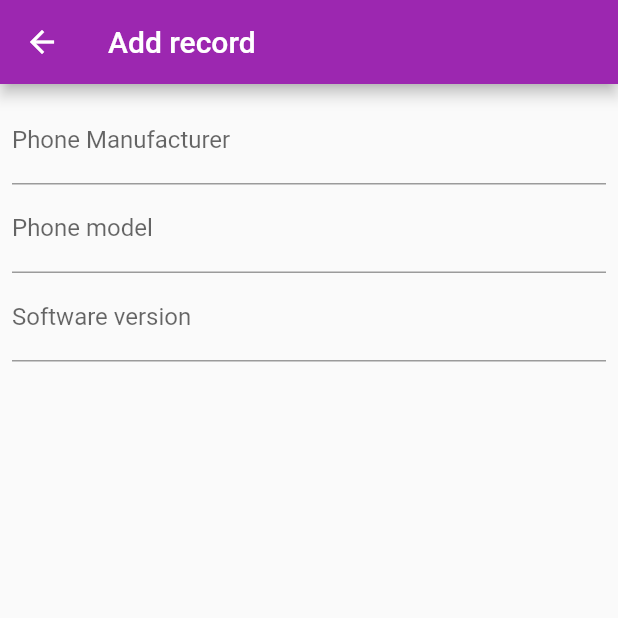
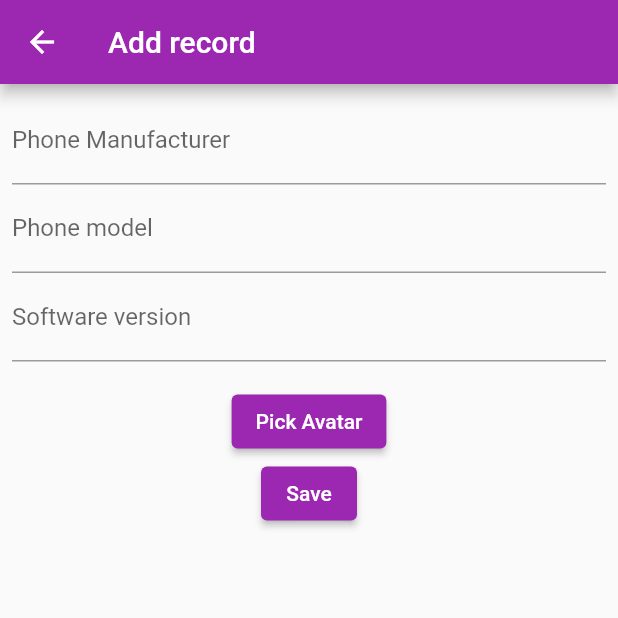
Before and after one commit to Gornius/flutter-app-2, a Flutter app: the PhoneEditPage screen opened directly, on a phone screen of 412 x 824 dp, the top half of it. Run offline on Flutter 3.47's test engine with Material 2 defaults, Android fonts, the phone set to English and light mode, and no system bars; our stand-ins replace image_picker, sqflite; accounts and stored records are empty.

```diff
--- a/lib/main.dart
+++ b/lib/main.dart
@@ -1,4 +1,7 @@
+import 'dart:convert';
+import 'dart:io';
 import 'package:flutter/material.dart';
+import 'package:image_picker/image_picker.dart';
 import 'database.dart';
 import 'dart:developer';
 
@@ -56,11 +59,26 @@ class _HomeScreenState extends State<HomeScreen> {
   Widget _buildPhoneList() {
     return ListView.builder(
       itemCount: _phoneList.length,
-      itemBuilder: (context, i) => Card(
+      itemBuilder: (context, i) => GestureDetector(
+        onTap: () {
+          Navigator.push(
+            context,
+            MaterialPageRoute(
+              builder: (context) => PhoneEditPage(
+                phone: _phoneList[i],
+              ),
+            ),
+          ).then((value) {
+            _loadPhoneList();
+            build(context);
+          });
+        },
+        child: Card(
           color: Colors.purple,
           margin: const EdgeInsets.only(top: 16.0, left: 16.0, right: 16.0),
           child: ListTile(
             title: Text(_phoneList[i].name),
+          ),
         ),
       ),
     );
@@ -97,8 +115,12 @@ class _HomeScreenState extends State<HomeScreen> {
               Navigator.push(
                 context,
                 MaterialPageRoute(
-                    builder: (context) => PhoneEditPage(phoneId: 0),
-                  ));
+                  builder: (context) => const PhoneEditPage(phone: null),
+                ),
+              ).then((value) {
+                _loadPhoneList();
+                build(context);
+              });
             },
             child: const Icon(Icons.add),
           ),
@@ -121,8 +143,8 @@ class _HomeScreenState extends State<HomeScreen> {
 }
 
 class PhoneEditPage extends StatefulWidget {
-  const PhoneEditPage({Key? key, required this.phoneId}) : super(key: key);
-  final int phoneId;
+  const PhoneEditPage({Key? key, required this.phone}) : super(key: key);
+  final Phone? phone;
 
   @override
   State<PhoneEditPage> createState() => _PhoneEditPageState();
@@ -130,39 +152,124 @@ class PhoneEditPage extends StatefulWidget {
 
 class _PhoneEditPageState extends State<PhoneEditPage> {
   final formKey = GlobalKey<FormState>();
-  final phoneManufacturerKey = GlobalKey<FormFieldState>();
-  final phoneModelKey = GlobalKey<FormFieldState>();
-  final phoneSoftwareVersionKey = GlobalKey<FormFieldState>();
+  // final phoneManufacturerKey = GlobalKey<FormFieldState>();
+  // final phoneModelKey = GlobalKey<FormFieldState>();
+  // final phoneSoftwareVersionKey = GlobalKey<FormFieldState>();
+  late TextEditingController _manufacturerController;
+  late TextEditingController _modelController;
+  late TextEditingController _softwareVersionController;
+  String? _imageBytes;
+
+  @override
+  void initState() {
+    super.initState();
+    if (widget.phone?.phoneAvatar != "") {
+      _imageBytes = widget.phone?.phoneAvatar;
+    }
+    _manufacturerController =
+        TextEditingController(text: widget.phone?.manufacturer);
+    _modelController = TextEditingController(text: widget.phone?.model);
+    _softwareVersionController =
+        TextEditingController(text: widget.phone?.softwareVersion);
+  }
 
   @override
   Widget build(BuildContext context) {
     return Scaffold(
       appBar: AppBar(
-        title: const Text("Add record"),
+        title: (widget.phone == null)
+            ? const Text("Add record")
+            : const Text("Edit record"),
       ),
       body: Padding(
         padding: const EdgeInsets.all(8.0),
         child: Form(
+          key: formKey,
           child: Column(
             children: [
-              TextField(
-                key: phoneManufacturerKey,
+              TextFormField(
+                // key: phoneManufacturerKey,
+                controller: _manufacturerController,
                 decoration: const InputDecoration(
                   label: Text("Phone Manufacturer"),
                 ),
+                validator: (value) {
+                  if (value != "") {
+                    return null;
+                  } else {
+                    return "Phone manufacturer must not be empty";
+                  }
+                },
               ),
-              TextField(
-                key: phoneModelKey,
+              TextFormField(
+                //key: phoneModelKey,
+                controller: _modelController,
                 decoration: const InputDecoration(
                   label: Text("Phone model"),
                 ),
+                validator: (value) {
+                  if (value != "") {
+                    return null;
+                  } else {
+                    return "Phone model must not be empty";
+                  }
+                },
               ),
-              TextField(
-                key: phoneSoftwareVersionKey,
+              TextFormField(
+                // key: phoneSoftwareVersionKey,
+                controller: _softwareVersionController,
                 decoration: const InputDecoration(
                   label: Text("Software version"),
                 ),
               ),
+              Padding(
+                padding: const EdgeInsets.all(8.0),
+                child: (_imageBytes == null
+                    ? Container()
+                    : Image.memory(base64Decode(_imageBytes!))),
+              ),
+              ElevatedButton(
+                child: const Text("Pick Avatar"),
+                onPressed: () async {
+                  var pickedFile = await ImagePicker().pickImage(
+                    source: ImageSource.gallery,
+                  );
+                  if (pickedFile != null) {
+                    var fileBytes = await pickedFile.readAsBytes();
+                    setState(() {
+                      _imageBytes = base64Encode(fileBytes);
+                    });
+                  }
+                },
+              ),
+              ElevatedButton(
+                  child: const Text("Save"),
+                  onPressed: () {
+                    if (formKey.currentState!.validate()) {
+                      if (widget.phone?.id == null) {
+                        PhoneDatabase.insertPhone(Phone(
+                            id: widget.phone?.id ?? 0,
+                            name:
+                                "${_manufacturerController.text} ${_modelController.text}",
+                            model: _modelController.text,
+                            manufacturer: _manufacturerController.text,
+                            softwareVersion: _softwareVersionController.text,
+                            //phoneAvatar: _imageFile.toString()));
+                            phoneAvatar: _imageBytes ?? ""));
+                        Navigator.pop(context);
+                      } else {
+                        PhoneDatabase.modifyPhone(Phone(
+                            id: widget.phone!.id,
+                            name:
+                                "${_manufacturerController.text} ${_modelController.text}",
+                            model: _modelController.text,
+                            manufacturer: _manufacturerController.text,
+                            softwareVersion: _softwareVersionController.text,
+                            phoneAvatar: _imageBytes ?? ""));
+                        Navigator.pop(context);
+                      }
+                    }
+                  }),
             ],
           ),
         ),
--- a/pubspec.yaml
+++ b/pubspec.yaml
@@ -31,6 +31,7 @@ dependencies:
     sdk: flutter
   sqflite:
   path:
+  image_picker:
 
 
   # The following adds the Cupertino Icons font to your application.
```
Also changed, not shown: lib/database.dart (+8 -0 lines), pubspec.lock. Lines whose indentation alone changed are shown as unchanged.
